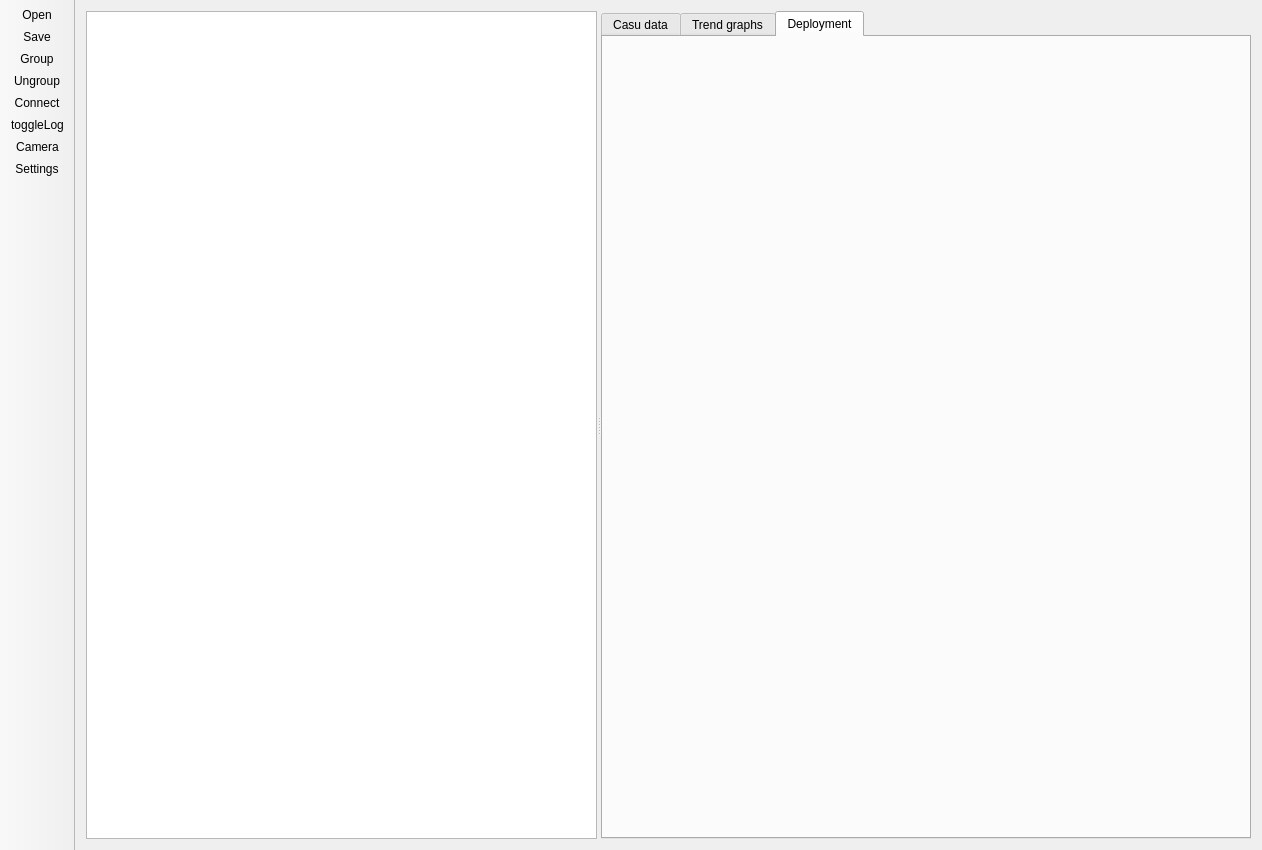
Qt form src/arenaui.ui (assisi/arena-ui) before a commit.
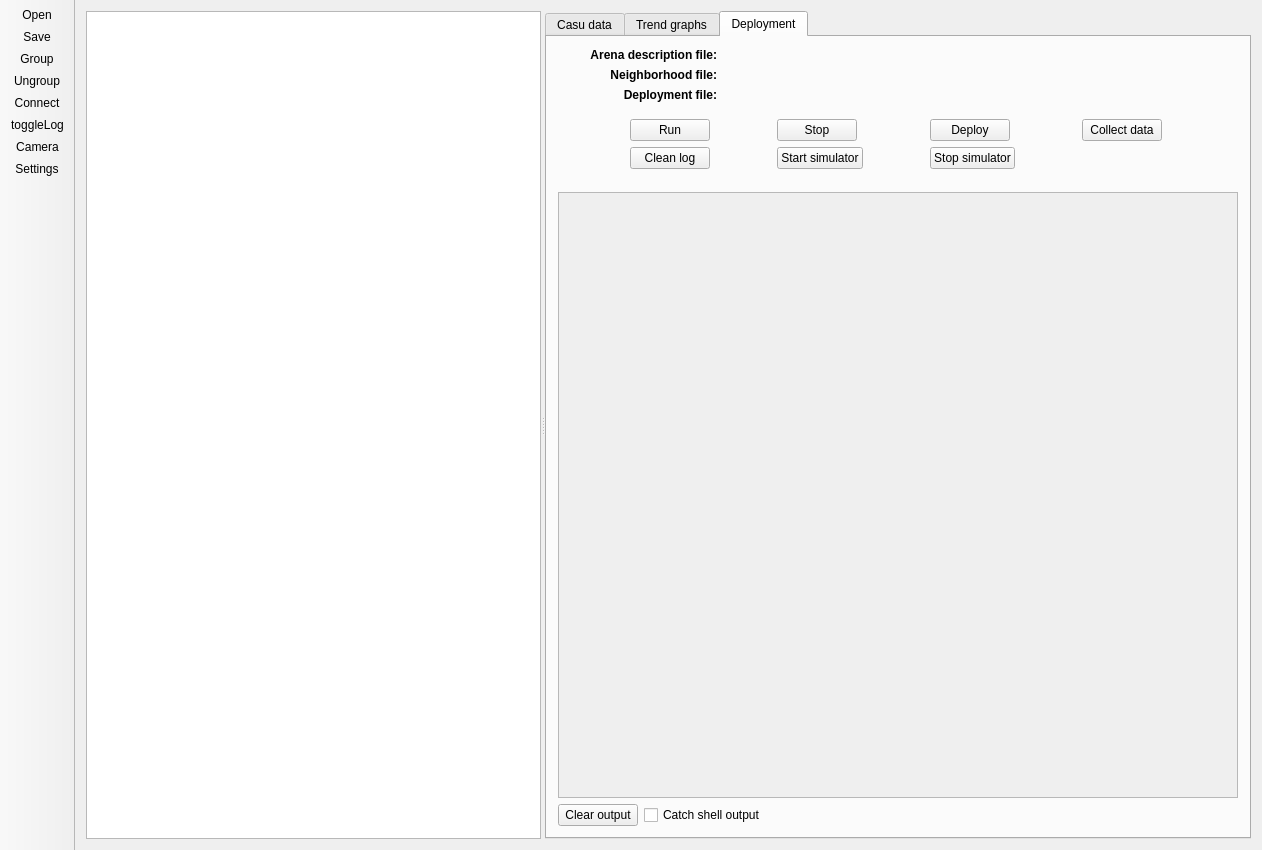
The same form after that commit. The open tabs and pages were chosen to show the change. Icons and pictures are not drawn. Custom widgets are drawn as their Qt base class.

Commit message:
Deployment tab is now done in Qt Designer All connections to it are also done in Qt Designer Still not finished with issue #71 (also part of issue #53)
Found new bug: issue #73

Diff of the .ui file:
```diff
--- a/src/arenaui.ui
+++ b/src/arenaui.ui
@@ -20,7 +20,7 @@
      <verstretch>0</verstretch>
     </sizepolicy>
    </property>
-   <layout class="QHBoxLayout" name="horizontalLayout">
+   <layout class="QHBoxLayout" name="horizontalLayout_2">
     <item>
      <widget class="QSplitter" name="splitter_3">
       <property name="orientation">
@@ -189,6 +189,330 @@
          <attribute name="title">
           <string>Deployment</string>
          </attribute>
+         <layout class="QVBoxLayout" name="verticalLayout_2">
+          <item>
+           <layout class="QFormLayout" name="formLayout">
+            <item row="0" column="0">
+             <widget class="QLabel" name="label">
+              <property name="sizePolicy">
+               <sizepolicy hsizetype="Preferred" vsizetype="Fixed">
+                <horstretch>0</horstretch>
+                <verstretch>0</verstretch>
+               </sizepolicy>
+              </property>
+              <property name="minimumSize">
+               <size>
+                <width>159</width>
+                <height>0</height>
+               </size>
+              </property>
+              <property name="font">
+               <font>
+                <weight>75</weight>
+                <bold>true</bold>
+               </font>
+              </property>
+              <property name="layoutDirection">
+               <enum>Qt::LeftToRight</enum>
+              </property>
+              <property name="frameShape">
+               <enum>QFrame::NoFrame</enum>
+              </property>
+              <property name="frameShadow">
+               <enum>QFrame::Plain</enum>
+              </property>
+              <property name="text">
+               <string>Arena description file:</string>
+              </property>
+              <property name="scaledContents">
+               <bool>false</bool>
+              </property>
+              <property name="alignment">
+               <set>Qt::AlignRight|Qt::AlignTrailing|Qt::AlignVCenter</set>
+              </property>
+             </widget>
+            </item>
+            <item row="0" column="1">
+             <widget class="QLabel" name="arenaLabel">
+              <property name="sizePolicy">
+               <sizepolicy hsizetype="Preferred" vsizetype="Fixed">
+                <horstretch>0</horstretch>
+                <verstretch>0</verstretch>
+               </sizepolicy>
+              </property>
+              <property name="layoutDirection">
+               <enum>Qt::LeftToRight</enum>
+              </property>
+              <property name="text">
+               <string/>
+              </property>
+             </widget>
+            </item>
+            <item row="1" column="0">
+             <widget class="QLabel" name="label_2">
+              <property name="sizePolicy">
+               <sizepolicy hsizetype="Preferred" vsizetype="Fixed">
+                <horstretch>0</horstretch>
+                <verstretch>0</verstretch>
+               </sizepolicy>
+              </property>
+              <property name="minimumSize">
+               <size>
+                <width>159</width>
+                <height>0</height>
+               </size>
+              </property>
+              <property name="font">
+               <font>
+                <weight>75</weight>
+                <bold>true</bold>
+               </font>
+              </property>
+              <property name="layoutDirection">
+               <enum>Qt::LeftToRight</enum>
+              </property>
+              <property name="frameShape">
+               <enum>QFrame::NoFrame</enum>
+              </property>
+              <property name="frameShadow">
+               <enum>QFrame::Plain</enum>
+              </property>
+              <property name="text">
+               <string>Neighborhood file:</string>
+              </property>
+              <property name="scaledContents">
+               <bool>false</bool>
+              </property>
+              <property name="alignment">
+               <set>Qt::AlignRight|Qt::AlignTrailing|Qt::AlignVCenter</set>
+              </property>
+             </widget>
+            </item>
+            <item row="1" column="1">
+             <widget class="QLabel" name="neighLabel">
+              <property name="sizePolicy">
+               <sizepolicy hsizetype="Preferred" vsizetype="Fixed">
+                <horstretch>0</horstretch>
+                <verstretch>0</verstretch>
+               </sizepolicy>
+              </property>
+              <property name="layoutDirection">
+               <enum>Qt::LeftToRight</enum>
+              </property>
+              <property name="text">
+               <string/>
+              </property>
+             </widget>
+            </item>
+            <item row="2" column="0">
+             <widget class="QLabel" name="label_5">
+              <property name="sizePolicy">
+               <sizepolicy hsizetype="Preferred" vsizetype="Fixed">
+                <horstretch>0</horstretch>
+                <verstretch>0</verstretch>
+               </sizepolicy>
+              </property>
+              <property name="minimumSize">
+               <size>
+                <width>159</width>
+                <height>0</height>
+               </size>
+              </property>
+              <property name="font">
+               <font>
+                <weight>75</weight>
+                <bold>true</bold>
+               </font>
+              </property>
+              <property name="layoutDirection">
+               <enum>Qt::LeftToRight</enum>
+              </property>
+              <property name="frameShape">
+               <enum>QFrame::NoFrame</enum>
+              </property>
+              <property name="frameShadow">
+               <enum>QFrame::Plain</enum>
+              </property>
+              <property name="text">
+               <string>Deployment file:</string>
+              </property>
+              <property name="scaledContents">
+               <bool>false</bool>
+              </property>
+              <property name="alignment">
+               <set>Qt::AlignRight|Qt::AlignTrailing|Qt::AlignVCenter</set>
+              </property>
+             </widget>
+            </item>
+            <item row="2" column="1">
+             <widget class="QLabel" name="deployLabel">
+              <property name="sizePolicy">
+               <sizepolicy hsizetype="Preferred" vsizetype="Fixed">
+                <horstretch>0</horstretch>
+                <verstretch>0</verstretch>
+               </sizepolicy>
+              </property>
+              <property name="layoutDirection">
+               <enum>Qt::LeftToRight</enum>
+              </property>
+              <property name="text">
+               <string/>
+              </property>
+             </widget>
+            </item>
+           </layout>
+          </item>
+          <item>
+           <widget class="QWidget" name="deployButtons" native="true">
+            <property name="sizePolicy">
+             <sizepolicy hsizetype="Preferred" vsizetype="Fixed">
+              <horstretch>0</horstretch>
+              <verstretch>0</verstretch>
+             </sizepolicy>
+            </property>
+            <layout class="QGridLayout" name="gridLayout">
+             <item row="3" column="2">
+              <widget class="QPushButton" name="stopSim">
+               <property name="sizePolicy">
+                <sizepolicy hsizetype="Fixed" vsizetype="Fixed">
+                 <horstretch>0</horstretch>
+                 <verstretch>0</verstretch>
+                </sizepolicy>
+               </property>
+               <property name="text">
+                <string>Stop simulator</string>
+               </property>
+              </widget>
+             </item>
+             <item row="0" column="0">
+              <widget class="QPushButton" name="runButton">
+               <property name="sizePolicy">
+                <sizepolicy hsizetype="Fixed" vsizetype="Fixed">
+                 <horstretch>0</horstretch>
+                 <verstretch>0</verstretch>
+                </sizepolicy>
+               </property>
+               <property name="text">
+                <string>Run</string>
+               </property>
+              </widget>
+             </item>
+             <item row="0" column="4">
+              <widget class="QPushButton" name="collectButton">
+               <property name="sizePolicy">
+                <sizepolicy hsizetype="Fixed" vsizetype="Fixed">
+                 <horstretch>0</horstretch>
+                 <verstretch>0</verstretch>
+                </sizepolicy>
+               </property>
+               <property name="text">
+                <string>Collect data</string>
+               </property>
+              </widget>
+             </item>
+             <item row="3" column="0">
+              <widget class="QPushButton" name="cleanButton">
+               <property name="sizePolicy">
+                <sizepolicy hsizetype="Fixed" vsizetype="Fixed">
+                 <horstretch>0</horstretch>
+                 <verstretch>0</verstretch>
+                </sizepolicy>
+               </property>
+               <property name="text">
+                <string>Clean log</string>
+               </property>
+              </widget>
+             </item>
+             <item row="3" column="1">
+              <widget class="QPushButton" name="startSim">
+               <property name="sizePolicy">
+                <sizepolicy hsizetype="Fixed" vsizetype="Fixed">
+                 <horstretch>0</horstretch>
+                 <verstretch>0</verstretch>
+                </sizepolicy>
+               </property>
+               <property name="text">
+                <string>Start simulator</string>
+               </property>
+              </widget>
+             </item>
+             <item row="0" column="1">
+              <widget class="QPushButton" name="stopButton">
+               <property name="sizePolicy">
+                <sizepolicy hsizetype="Fixed" vsizetype="Fixed">
+                 <horstretch>0</horstretch>
+                 <verstretch>0</verstretch>
+                </sizepolicy>
+               </property>
+               <property name="text">
+                <string>Stop</string>
+               </property>
+              </widget>
+             </item>
+             <item row="0" column="2">
+              <widget class="QPushButton" name="deployButton">
+               <property name="sizePolicy">
+                <sizepolicy hsizetype="Fixed" vsizetype="Fixed">
+                 <horstretch>0</horstretch>
+                 <verstretch>0</verstretch>
+                </sizepolicy>
+               </property>
+               <property name="text">
+                <string>Deploy</string>
+               </property>
+              </widget>
+             </item>
+            </layout>
+           </widget>
+          </item>
+          <item>
+           <widget class="QDeploy" name="deployWidget" native="true"/>
+          </item>
+          <item>
+           <widget class="QScrollArea" name="scrollArea">
+            <property name="horizontalScrollBarPolicy">
+             <enum>Qt::ScrollBarAlwaysOff</enum>
+            </property>
+            <property name="widgetResizable">
+             <bool>true</bool>
+            </property>
+            <widget class="QWidget" name="scrollAreaWidgetContents_3">
+             <property name="geometry">
+              <rect>
+               <x>0</x>
+               <y>0</y>
+               <width>742</width>
+               <height>573</height>
+              </rect>
+             </property>
+            </widget>
+           </widget>
+          </item>
+          <item>
+           <layout class="QHBoxLayout" name="horizontalLayout">
+            <item>
+             <widget class="QPushButton" name="clearOutput">
+              <property name="sizePolicy">
+               <sizepolicy hsizetype="Fixed" vsizetype="Fixed">
+                <horstretch>0</horstretch>
+                <verstretch>0</verstretch>
+               </sizepolicy>
+              </property>
+              <property name="text">
+               <string>Clear output</string>
+              </property>
+             </widget>
+            </item>
+            <item>
+             <widget class="QCheckBox" name="toggleShellOut">
+              <property name="text">
+               <string>Catch shell output</string>
+              </property>
+             </widget>
+            </item>
+           </layout>
+          </item>
+         </layout>
         </widget>
        </widget>
       </widget>
@@ -381,6 +705,25 @@
   </action>
  </widget>
  <layoutdefault spacing="6" margin="11"/>
+ <customwidgets>
+  <customwidget>
+   <class>QDeploy</class>
+   <extends>QWidget</extends>
+   <header>qdeploy.h</header>
+   <container>1</container>
+   <slots>
+    <slot>deploy()</slot>
+    <slot>run()</slot>
+    <slot>stop()</slot>
+    <slot>collect()</slot>
+    <slot>cleanLog()</slot>
+    <slot>toggleOutput(bool)</slot>
+    <slot>simulatorStart()</slot>
+    <slot>simulatorStop()</slot>
+    <slot>clear()</slot>
+   </slots>
+  </customwidget>
+ </customwidgets>
  <tabstops>
   <tabstop>arenaSpace</tabstop>
  </tabstops>
```
Left out of the diff: 133 changed lines with no effect on the pictures. The commit also changes 6 other files.
